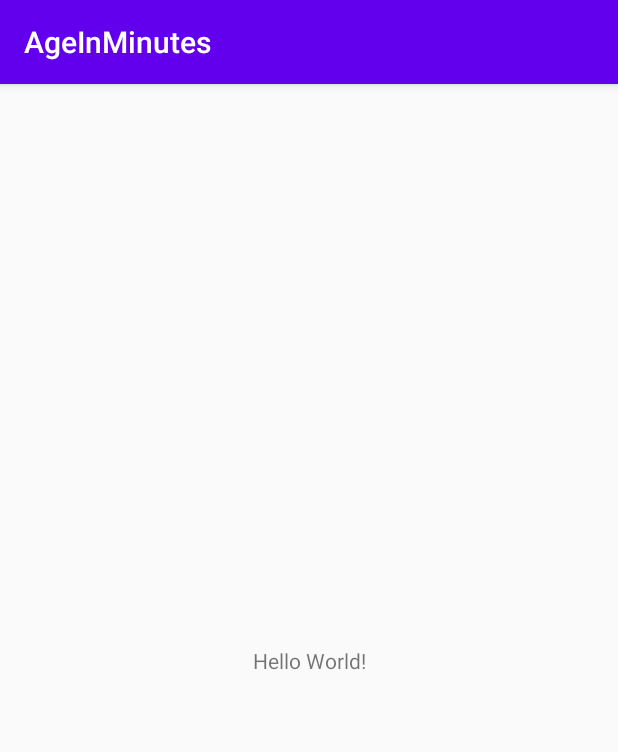
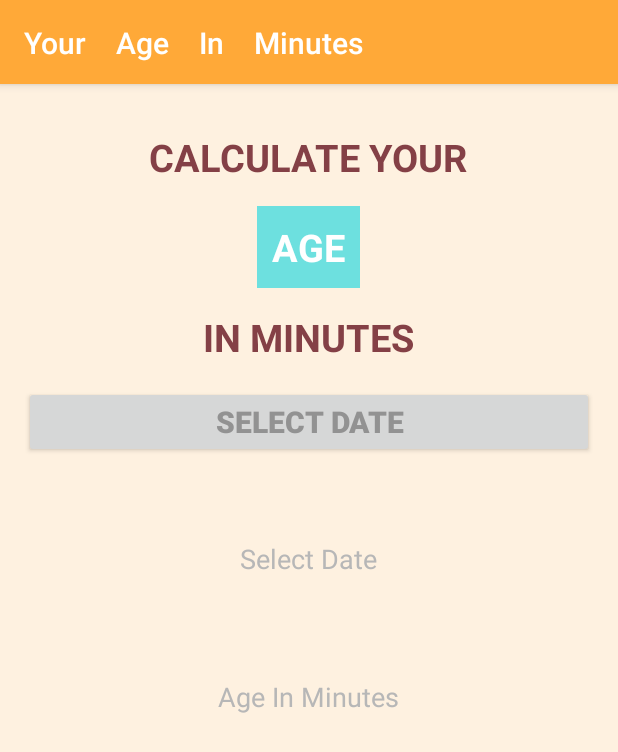
Before and after one commit to parthdobariya/Android-NanoDegree-Projects, an Android app: the screen it shows after launch (MainActivity), on a phone screen of 412 x 824 dp. Shown: the top 752 px of the screen. Run offline under Robolectric (Android 15) with nearby library versions, the phone set to English and light mode, and no system bars; 1 statement that could not run was skipped.

Commit message:
added UI
added UI

```diff
--- a/AgeInMinuts/app/src/main/java/app/parth/in/ageinminutes/MainActivity.kt
+++ b/AgeInMinuts/app/src/main/java/app/parth/in/ageinminutes/MainActivity.kt
@@ -1,12 +1,52 @@
 package app.parth.`in`.ageinminutes
 
+import android.app.DatePickerDialog
+import android.os.Bundle
+import android.view.View
+import android.widget.Toast
 import androidx.appcompat.app.AppCompatActivity
-import android.os.Bundle
+import kotlinx.android.synthetic.main.activity_main.*
+import java.text.SimpleDateFormat
+import java.util.*
 
 class MainActivity : AppCompatActivity() {
 
     override fun onCreate(savedInstanceState: Bundle?) {
         super.onCreate(savedInstanceState)
         setContentView(R.layout.activity_main)
+        btnDatePicker.setOnClickListener { view ->
+            clickDatePicker(view)
+        }
+    }
+
+    fun clickDatePicker(view: View) {
+        val myCalendar = Calendar.getInstance()
+        val year = myCalendar.get(Calendar.YEAR)
+        val month = myCalendar.get(Calendar.MONTH)
+        val day = myCalendar.get(Calendar.DAY_OF_MONTH)
+        val dpd = DatePickerDialog(this,
+            DatePickerDialog.OnDateSetListener { view, selectedyear, selectedmonth, selecteddayOfMonth ->
+                Toast.makeText(
+                    this,
+                    " the chosen year is $selectedyear,the month is $selectedmonth,and the day is $selecteddayOfMonth ",
+                    Toast.LENGTH_LONG
+                ).show()
+
+                val selectedDate = "$selecteddayOfMonth/${selecteddayOfMonth + 1}/$selectedyear"
+                tvSelectDate.text = selectedDate
+                val sdf = SimpleDateFormat("dd/MM/yyyy", Locale.ENGLISH)
+                val theDate = sdf.parse(selectedDate)
+                val selectedDateInMinutes = theDate!!.time / 60000
+                val currentDate = sdf.parse(sdf.format(System.currentTimeMillis()))
+                val currentDateInMinutes = currentDate!!.time / 60000
+                val differenceMinutes = currentDateInMinutes - selectedDateInMinutes
+                tvSelectDateInMinute.text = differenceMinutes.toString()
+
+            }
+            , year
+            , month
+            , day)
+        dpd.datePicker.maxDate = Date().time - 86400000
+        dpd.show()
     }
 }
--- a/AgeInMinuts/app/src/main/res/layout/activity_main.xml
+++ b/AgeInMinuts/app/src/main/res/layout/activity_main.xml
@@ -1,18 +1,81 @@
 <?xml version="1.0" encoding="utf-8"?>
-<androidx.constraintlayout.widget.ConstraintLayout xmlns:android="http://schemas.android.com/apk/res/android"
-    xmlns:app="http://schemas.android.com/apk/res-auto"
+<LinearLayout xmlns:android="http://schemas.android.com/apk/res/android"
     xmlns:tools="http://schemas.android.com/tools"
     android:layout_width="match_parent"
     android:layout_height="match_parent"
+    android:background="@color/backgroundColor"
+    android:gravity="center_horizontal"
+    android:orientation="vertical"
+    android:padding="16dp"
     tools:context=".MainActivity">
 
     <TextView
         android:layout_width="wrap_content"
         android:layout_height="wrap_content"
-        android:text="Hello World!"
-        app:layout_constraintBottom_toBottomOf="parent"
-        app:layout_constraintLeft_toLeftOf="parent"
-        app:layout_constraintRight_toRightOf="parent"
-        app:layout_constraintTop_toTopOf="parent" />
+        android:layout_marginTop="15dp"
+        android:text="CALCULATE YOUR"
+        android:textColor="@color/textColor"
+        android:textSize="25sp"
+        android:textStyle="bold" />
 
-</androidx.constraintlayout.widget.ConstraintLayout>
+    <TextView
+        android:layout_width="wrap_content"
+        android:layout_height="wrap_content"
+        android:layout_marginTop="15dp"
+        android:background="@color/ageTextBackgroundColor"
+        android:padding="10dp"
+        android:text="AGE"
+        android:textColor="@color/ageTextColor"
+        android:textSize="25sp"
+        android:textStyle="bold" />
+
+    <TextView
+        android:layout_width="wrap_content"
+        android:layout_height="wrap_content"
+        android:layout_marginTop="15dp"
+        android:text="IN MINUTES"
+        android:textColor="@color/textColor"
+        android:textSize="25sp"
+        android:textStyle="bold" />
+
+    <Button
+        android:id="@+id/btnDatePicker"
+        android:layout_width="match_parent"
+        android:layout_height="wrap_content"
+        android:layout_marginTop="15dp"
+        android:text="SELECT DATE"
+        android:textColor="@color/buttonTextColor"
+        android:textSize="20sp"
+        android:textStyle="bold" />
+
+    <TextView
+        android:id="@+id/tvSelectDate"
+        android:layout_width="wrap_content"
+        android:layout_height="wrap_content"
+        android:layout_marginTop="20dp"
+        android:textColor="#844046"
+        android:textSize="25sp" />
+
+    <TextView
+        android:layout_width="wrap_content"
+        android:layout_height="wrap_content"
+        android:text="Select Date"
+        android:textColor="@color/lightGrayColor"
+        android:textSize="18sp" />
+
+    <TextView
+        android:id="@+id/tvSelectDateInMinute"
+        android:layout_width="wrap_content"
+        android:layout_height="wrap_content"
+        android:layout_marginTop="20dp"
+        android:textColor="#844046"
+        android:textSize="35sp" />
+
+    <TextView
+        android:layout_width="wrap_content"
+        android:layout_height="wrap_content"
+        android:text="Age In Minutes"
+        android:textColor="@color/lightGrayColor"
+        android:textSize="18sp" />
+
+</LinearLayout>
--- a/AgeInMinuts/app/src/main/res/values/colors.xml
+++ b/AgeInMinuts/app/src/main/res/values/colors.xml
@@ -1,6 +1,12 @@
 <?xml version="1.0" encoding="utf-8"?>
 <resources>
-    <color name="colorPrimary">#6200EE</color>
-    <color name="colorPrimaryDark">#3700B3</color>
-    <color name="colorAccent">#03DAC5</color>
+    <color name="colorPrimary">#FFA938</color>
+    <color name="colorPrimaryDark">#FFA938</color>
+    <color name="colorAccent">#D81B60</color>
+    <color name="textColor">#844046</color>
+    <color name="backgroundColor">#FEF1E0</color>
+    <color name="ageTextBackgroundColor">#C846DCE0</color>
+    <color name="ageTextColor">#FFFFFF</color>
+    <color name="buttonTextColor">#929292</color>
+    <color name="lightGrayColor">#B7B7B7</color>
 </resources>
--- a/AgeInMinuts/app/src/main/res/values/strings.xml
+++ b/AgeInMinuts/app/src/main/res/values/strings.xml
@@ -1,3 +1,3 @@
 <resources>
-    <string name="app_name">AgeInMinutes</string>
+    <string name="app_name">Your　Age　In　Minutes</string>
 </resources>
```
